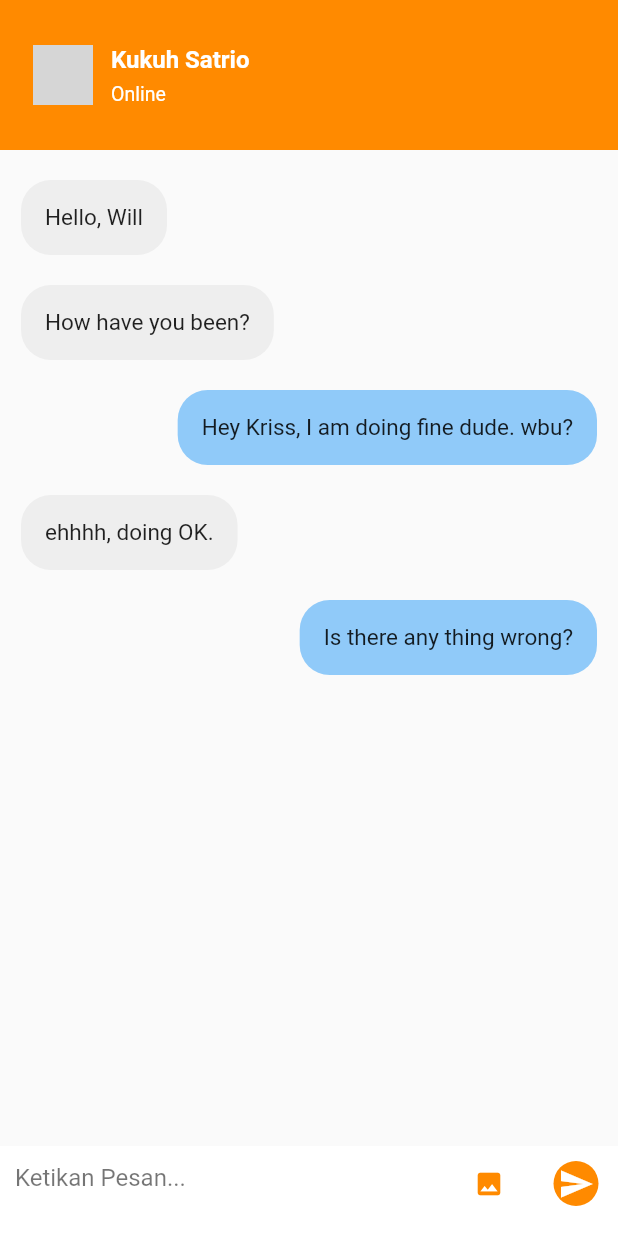
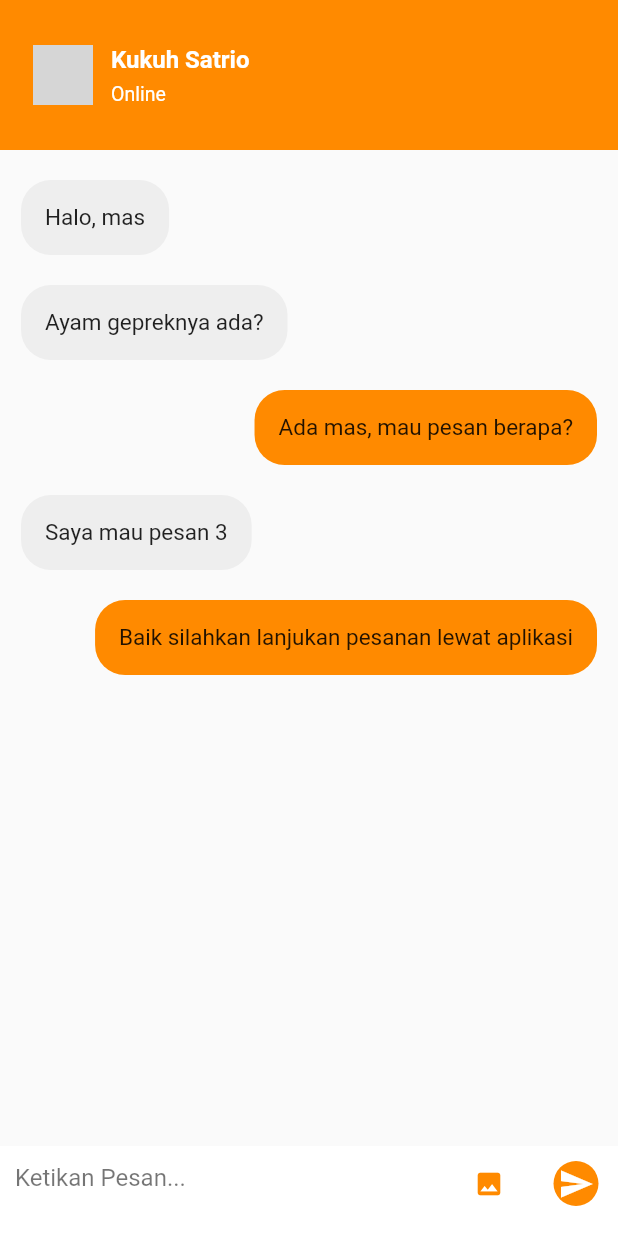
Before and after one commit to snykk/Ayummy, a Flutter app: the ChatPage screen opened directly, on a phone screen of 412 x 824 dp. Run offline on Flutter 3.47's test engine with Material 2 defaults, Android fonts, the phone set to English and light mode, and no system bars; our stand-ins replace flutter_rating_bar; grey boxes are pictures that could not be loaded.

Commit message:
update chat

```diff
--- a/lib/app/views/main/chat/chat_page.dart
+++ b/lib/app/views/main/chat/chat_page.dart
@@ -78,7 +78,7 @@ class ChatPage extends StatelessWidget {
                       borderRadius: BorderRadius.circular(20),
                       color: (messages[index].messageType == "receiver"
                           ? Colors.grey.shade200
-                          : Colors.blue[200]),
+                          : const Color(0xFFFF8A00)),
                     ),
                     padding: const EdgeInsets.all(16),
                     child: Text(
@@ -150,12 +150,12 @@ class ChatPage extends StatelessWidget {
 }
 
 List<ChatMessage> messages = [
-  ChatMessage(messageContent: "Hello, Will", messageType: "receiver"),
-  ChatMessage(messageContent: "How have you been?", messageType: "receiver"),
+  ChatMessage(messageContent: "Halo, mas", messageType: "receiver"),
+  ChatMessage(messageContent: "Ayam gepreknya ada?", messageType: "receiver"),
   ChatMessage(
-      messageContent: "Hey Kriss, I am doing fine dude. wbu?",
+      messageContent: "Ada mas, mau pesan berapa?",
       messageType: "sender"),
-  ChatMessage(messageContent: "ehhhh, doing OK.", messageType: "receiver"),
+  ChatMessage(messageContent: "Saya mau pesan 3", messageType: "receiver"),
   ChatMessage(
-      messageContent: "Is there any thing wrong?", messageType: "sender"),
+      messageContent: "Baik silahkan lanjukan pesanan lewat aplikasi", messageType: "sender"),
 ];
```
